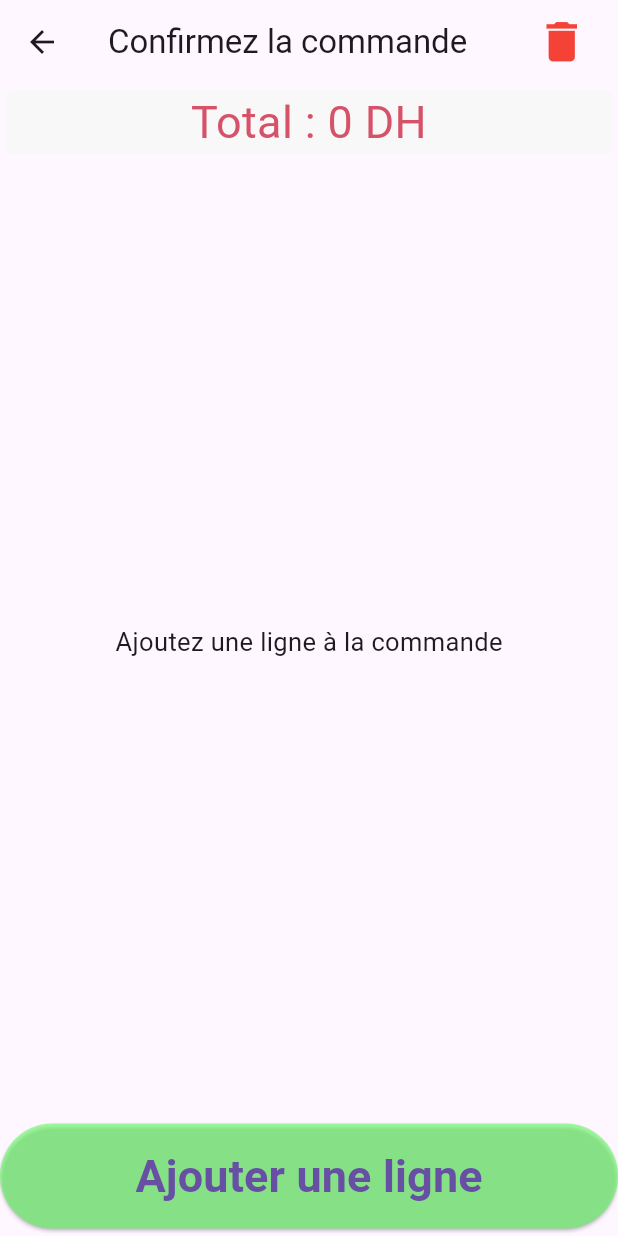
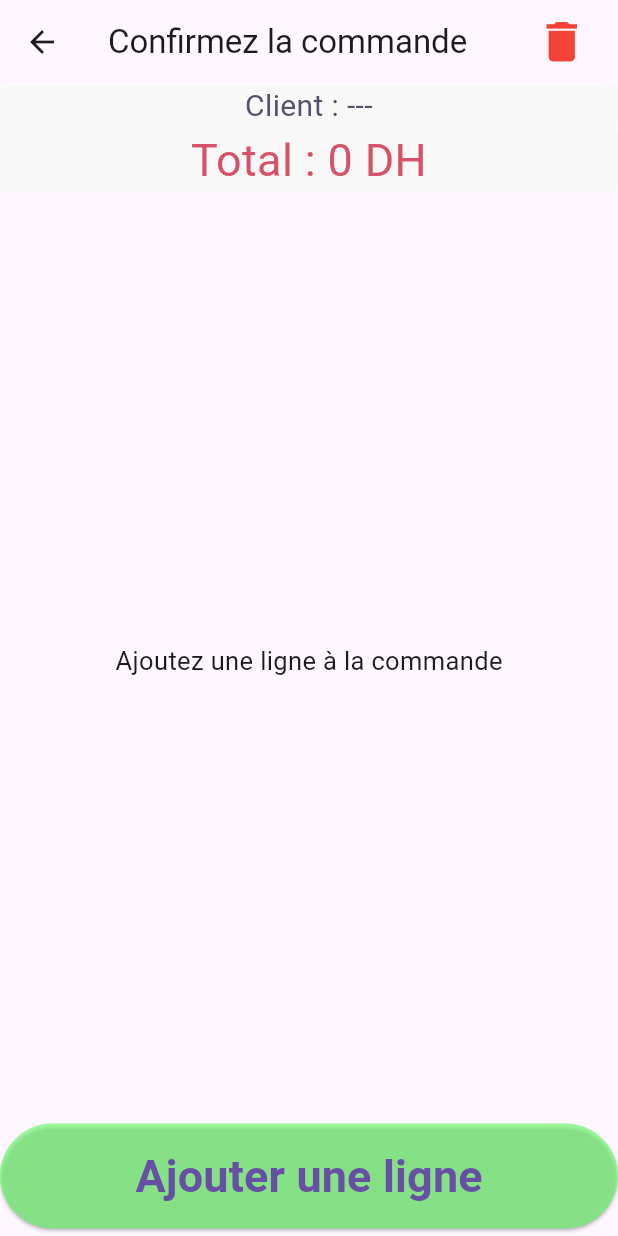
Before and after one commit to chamiabdellah/preSales, a Flutter app: the ConfirmOrderScreen screen opened directly, on a phone screen of 412 x 824 dp. Run offline on Flutter 3.47's test engine with Material 3 defaults, Android fonts, the light colour scheme and no system bars; our stand-ins replace badges, cached_network_image, firebase_core, firebase_storage, flutter_riverpod, geocoding and 2 more; missing offline and left inert: flutter_barcode_scanner; accounts and stored records are empty.

Commit message:
add client name to the order confirmation screen

```diff
--- a/lib/screens/createOrder/confirmOrderScreen.dart
+++ b/lib/screens/createOrder/confirmOrderScreen.dart
@@ -111,7 +111,20 @@ class _ConfirmOrderScreenState extends ConsumerState<ConfirmOrderScreen> {
           Column(
             children: [
               Container(
-                margin: const EdgeInsets.all(4),
+                width: double.infinity,
+                decoration: BoxDecoration(
+                  borderRadius: BorderRadius.circular(5),
+                  color: const Color.fromRGBO(248, 248, 248, 1.0),
+                ),
+                child: Text(
+                  textAlign: TextAlign.center,
+                  'Client : ${order?.customer.name ?? '---'}',
+                  style: const TextStyle(
+                      fontSize: 20, color: Color.fromRGBO(82, 82, 105, 1.0)),
+                ),
+              ),
+              Container(
+                margin: const EdgeInsets.only(top:0, bottom: 4),
                 width: double.infinity,
                 decoration: BoxDecoration(
                   borderRadius: BorderRadius.circular(5),
```
